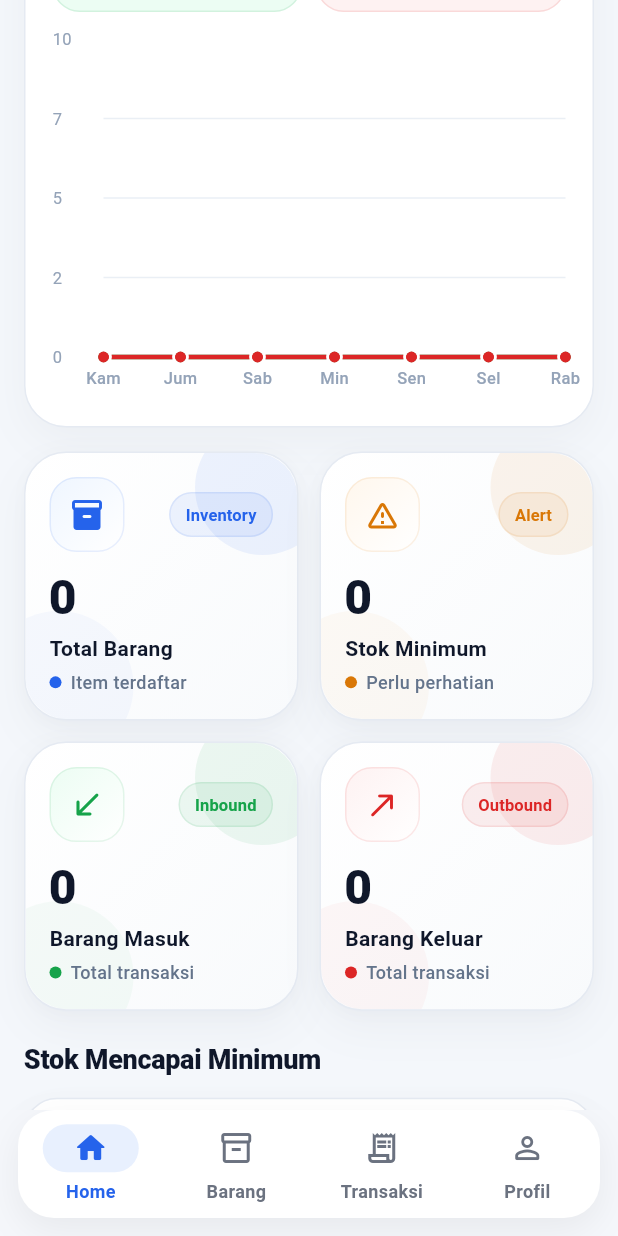
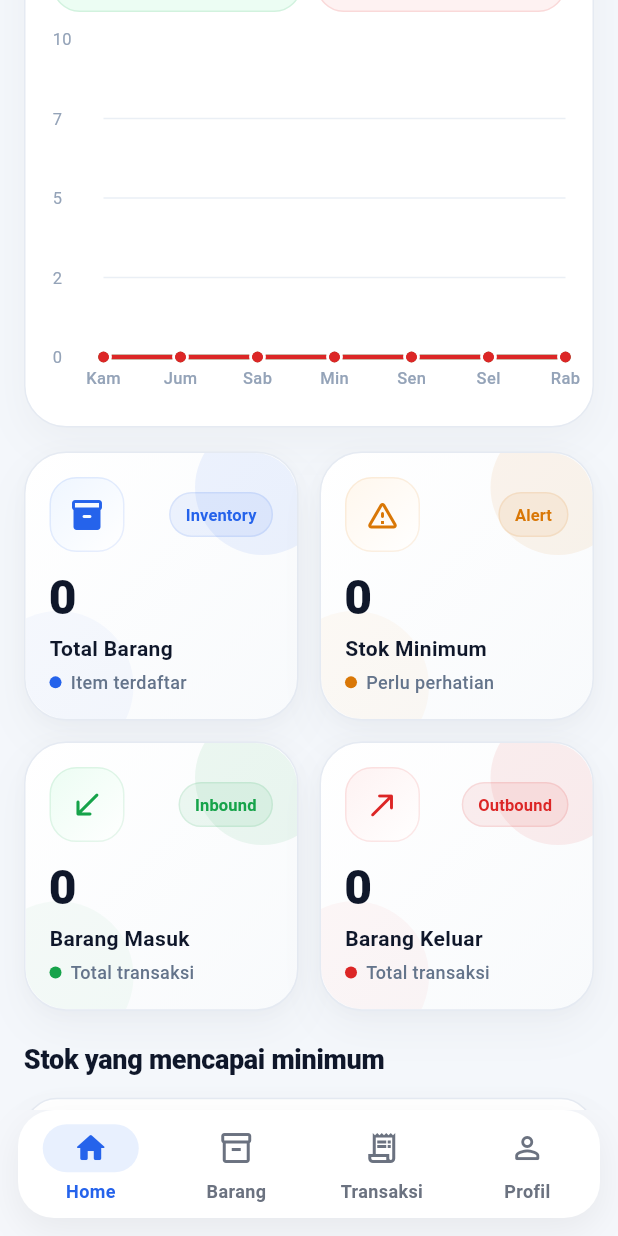
Before and after one commit to fhrzal/stockin-project, a Flutter app: the screen it shows once a user with an empty profile is signed in, scrolled down 576 dp, on a phone screen of 412 x 824 dp. Run offline on Flutter 3.47's test engine with Material 3 defaults, Android fonts, the phone set to English and light mode, and no system bars; drawn by our look-alikes of fl_chart; our stand-ins replace cloud_firestore, firebase_auth, firebase_core; accounts and stored records are empty.

```diff
--- a/lib/features/dashboard/presentation/dashboard_page.dart
+++ b/lib/features/dashboard/presentation/dashboard_page.dart
@@ -205,7 +205,7 @@ class _DashboardPageState extends State<DashboardPage> {
               const SizedBox(height: 20),
 
               _SectionHeader(
-                title: 'Stok Mencapai Minimum',
+                title: 'Stok yang mencapai minimum',
                 badgeText:
                 lowStockItems.isNotEmpty ? '${lowStockItems.length} item' : null,
               ),
```
